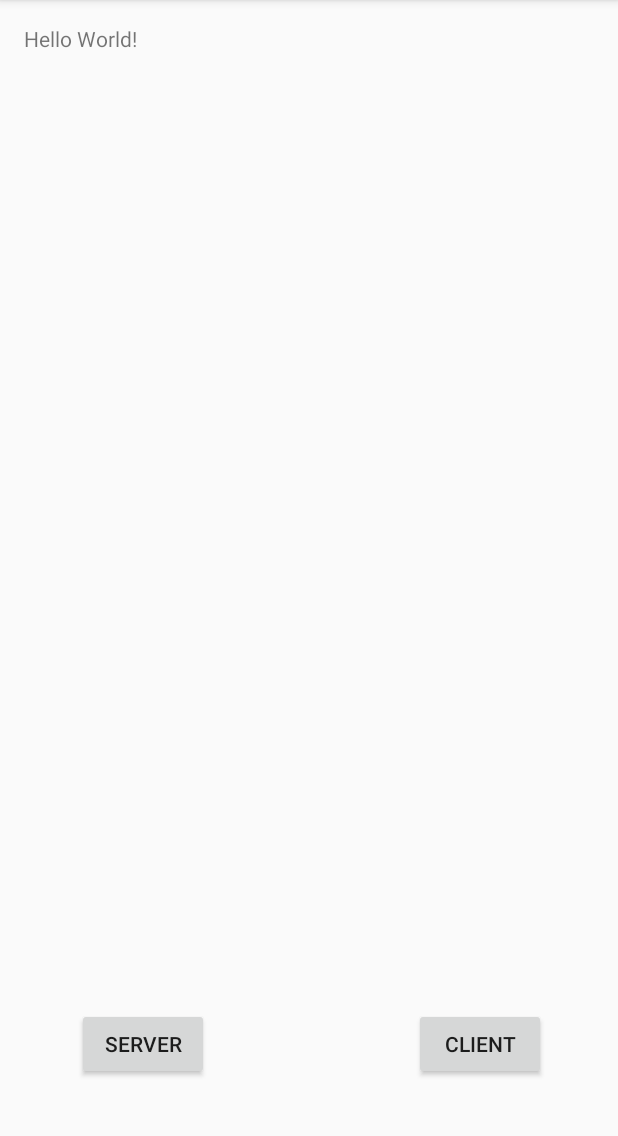
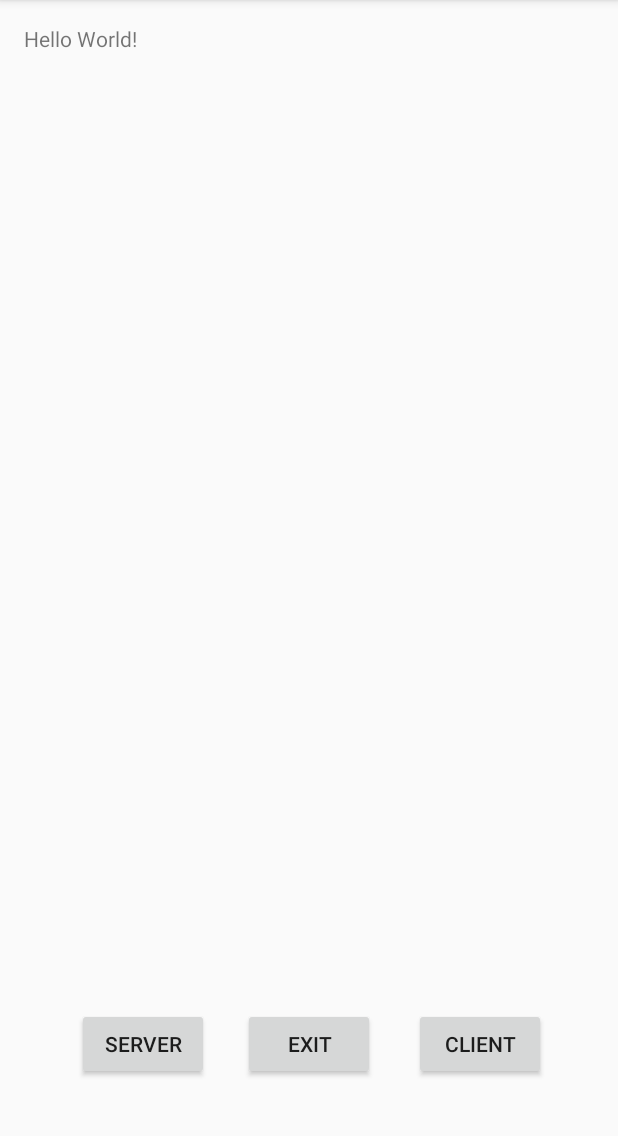
Before and after one commit to PYates77/AdvancedHud, an Android app: the screen it shows after launch (MainActivity), on a phone screen of 412 x 824 dp, the part 84-1220 px from its top. Run offline under Robolectric (Android 15) with nearby library versions, the phone set to English and light mode, and no system bars.

Commit message:
bluetoothtest xml

```diff
--- a/BluetoothTest/app/src/main/res/layout/activity_main.xml
+++ b/BluetoothTest/app/src/main/res/layout/activity_main.xml
@@ -38,4 +38,12 @@
         android:layout_alignParentBottom="true"
         android:layout_alignParentLeft="true"
         android:layout_alignParentStart="true" />
+
+    <Button
+        android:text="Exit"
+        android:layout_width="wrap_content"
+        android:layout_height="wrap_content"
+        android:layout_alignTop="@+id/button_client"
+        android:layout_centerHorizontal="true"
+        android:id="@+id/button_exit" />
 </RelativeLayout>
```
